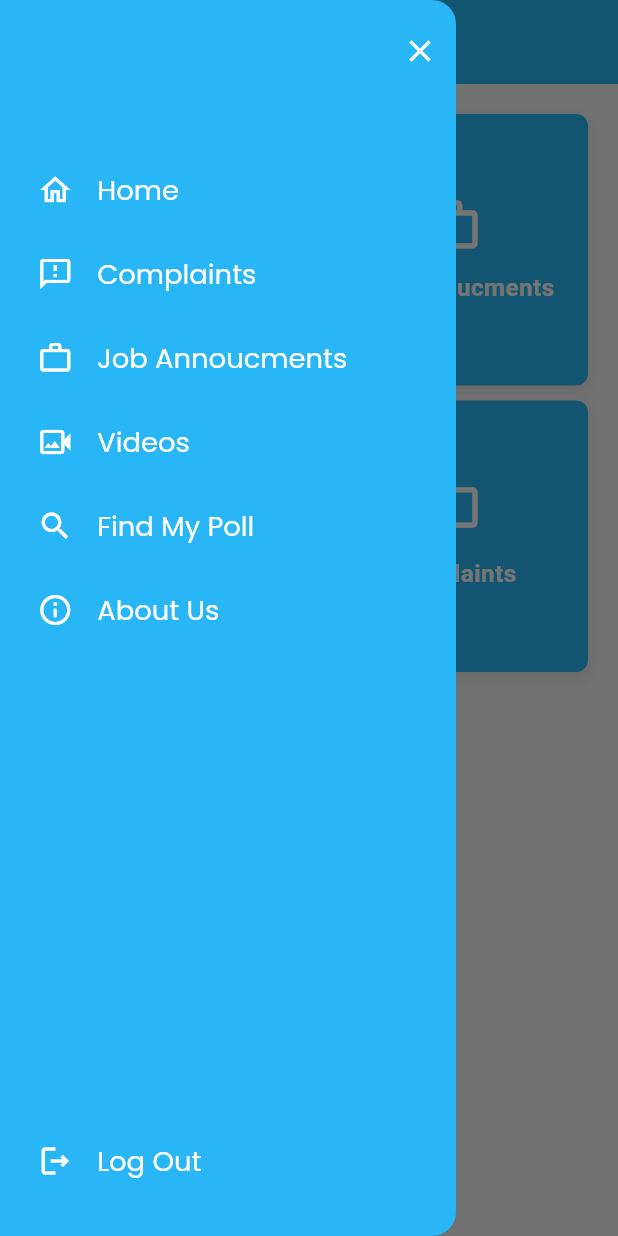
After one commit to BilalKhanzadaRajput/finance_management_app, a Flutter app: the DashBoardScreen screen opened by its route, with the side drawer open, on a phone screen of 412 x 824 dp. The commit adds this screen. Run offline on Flutter 3.47's test engine with Material 3 defaults, Android fonts, the phone set to English and light mode, and no system bars; our stand-ins replace bloc, cloud_firestore, equatable, firebase_auth, firebase_core, flutter_bloc and 5 more; accounts and stored records are empty.

Commit message:
dashborard screen added

```diff
--- a/lib/businessLogic/bloc/dashboardScreenBloc/dashboard_screen_bloc.dart
+++ b/lib/businessLogic/bloc/dashboardScreenBloc/dashboard_screen_bloc.dart
@@ -0,0 +1,67 @@
+import 'package:bloc/bloc.dart';
+import 'package:equatable/equatable.dart';
+import 'package:firebase_auth/firebase_auth.dart';
+import 'package:fm_app/helper/constants/image_resources.dart';
+import 'package:fm_app/helper/constants/string_resources.dart';
+
+
+part 'dashboard_screen_event.dart';
+part 'dashboard_screen_state.dart';
+
+class DashBoardScreenBloc extends Bloc<DashBoardScreenEvent, DashBoardScreenState> {
+  final FirebaseAuth _auth = FirebaseAuth.instance;
+
+  DashBoardScreenBloc()
+      : super(DashBoardScreenState(
+          isLoading: false,
+          images: [],
+          activeIndex: 0,
+          hasError: false,
+        )) {
+    on<FetchImagesEvent>(_onFetchImages);
+    on<UpdateActiveIndexEvent>(_onUpdateActiveIndex);
+    on<LogOutUser>(_onLogOutUser);
+  }
+
+  Future<void> _onFetchImages(
+      FetchImagesEvent event, Emitter<DashBoardScreenState> emit) async {
+    emit(state.copyWith(isLoading: true, hasError: false));
+    try {
+      List<String> texts = StringResources.BHUTTO_FAMILY_VISITS;
+      List<String> images = ImageResources.IMAGE_LIST;
+
+      if (texts.length != images.length) {
+        // Handle the case where lengths don't match
+        print('Error: Texts and images list lengths do not match');
+        emit(state.copyWith(isLoading: false, hasError: true));
+        return;
+      }
+
+      List<Map<String, String>> imageList = List.generate(
+        texts.length,
+        (index) => {
+          'image': images[index],
+          'text': texts[index],
+        },
+      );
+
+      emit(
+          state.copyWith(isLoading: false, images: imageList, hasError: false));
+    } catch (e) {
+      print('Error: $e');
+      emit(state.copyWith(isLoading: false, hasError: true));
+    }
+  }
+
+
+  Future<void> _onUpdateActiveIndex(
+      UpdateActiveIndexEvent event, Emitter<DashBoardScreenState> emit) async {
+    emit(state.copyWith(activeIndex: event.index));
+  }
+
+  Future<void> _onLogOutUser(LogOutUser event, Emitter<DashBoardScreenState> emit) async {
+    emit(state.copyWith(logOutUser: true));
+    await _auth.signOut();
+    emit(state.copyWith(logOutUser: false));
+  }
+}
--- /dev/null
+++ b/lib/businessLogic/bloc/dashboardScreenBloc/dashboard_screen_event.dart
@@ -0,0 +1,21 @@
+part of 'dashboard_screen_bloc.dart';
+
+abstract class DashBoardScreenEvent extends Equatable {
+  const DashBoardScreenEvent();
+
+  @override
+  List<Object> get props => [];
+}
+
+class FetchImagesEvent extends DashBoardScreenEvent {}
+
+class UpdateActiveIndexEvent extends DashBoardScreenEvent {
+  final int index;
+
+  const UpdateActiveIndexEvent(this.index);
+
+  @override
+  List<Object> get props => [index];
+}
+
+class LogOutUser extends DashBoardScreenEvent {}
--- /dev/null
+++ b/lib/businessLogic/bloc/dashboardScreenBloc/dashboard_screen_state.dart
@@ -0,0 +1,38 @@
+part of 'dashboard_screen_bloc.dart';
+
+class DashBoardScreenState extends Equatable {
+  final bool isLoading;
+  final List<Map<String, String>>
+      images; // List of maps to hold image and text pairs
+  final int activeIndex;
+  final bool hasError;
+  final bool logOutUser;
+
+  DashBoardScreenState({
+    required this.isLoading,
+    required this.images,
+    required this.activeIndex,
+    required this.hasError,
+    this.logOutUser = false,
+  });
+
+  DashBoardScreenState copyWith({
+    bool? isLoading,
+    List<Map<String, String>>? images,
+    int? activeIndex,
+    bool? hasError,
+    bool? logOutUser,
+  }) {
+    return DashBoardScreenState(
+      isLoading: isLoading ?? this.isLoading,
+      images: images ?? this.images,
+      activeIndex: activeIndex ?? this.activeIndex,
+      hasError: hasError ?? this.hasError,
+      logOutUser: logOutUser ?? this.logOutUser,
+    );
+  }
+
+  @override
+  List<Object?> get props =>
+      [isLoading, images, activeIndex, hasError, logOutUser];
+}
--- a/lib/main.dart
+++ b/lib/main.dart
@@ -48,7 +48,7 @@ class MyApp extends StatelessWidget {
       child: MaterialApp(
         theme: ThemeClass.appTheme,
         initialRoute:
-            isLoggedIn ? RoutesName.LOG_IN_SCREEN : RoutesName.LOG_IN_SCREEN,
+            isLoggedIn ? RoutesName.DASHBOARD_SCREEN : RoutesName.LOG_IN_SCREEN,
         onGenerateRoute: Routes.generateRoute,
         debugShowCheckedModeBanner: false,
       ),
--- a/lib/presentation/routes/routes.dart
+++ b/lib/presentation/routes/routes.dart
@@ -1,6 +1,8 @@
 import 'package:flutter/material.dart';
 import 'package:flutter_bloc/flutter_bloc.dart';
+import 'package:fm_app/businessLogic/bloc/dashboardScreenBloc/dashboard_screen_bloc.dart';
 import 'package:fm_app/presentation/routes/routes_name.dart';
+import 'package:fm_app/presentation/screens/homeScreens/dashboard_screen.dart';
 import 'package:fm_app/presentation/screens/homeScreens/home_screen.dart';
 
 import '../../businessLogic/bloc/loginScreenBloc/login_screen_bloc.dart';
@@ -30,6 +32,14 @@ class Routes {
           builder: (BuildContext context) => const HomeScreen(), // Add HomeScreen route
         );
 
+            case RoutesName.DASHBOARD_SCREEN:
+        return MaterialPageRoute(
+          builder: (BuildContext context) => BlocProvider<DashBoardScreenBloc>(
+            create: (context) => DashBoardScreenBloc(),
+            child: const DashBoardScreen(),
+          ),
+        );
+
 
     }
     return null;
--- a/lib/presentation/routes/routes_name.dart
+++ b/lib/presentation/routes/routes_name.dart
@@ -5,6 +5,8 @@ class RoutesName {
   static const String SIGN_UP_SCREEN = '/signup_screen';
   static const String UNDER_DEVELOPMENT_SCREEN = '/under_development_screen';
   static const String HOME_SCREEN = '/home_screen';
+  static const String DASHBOARD_SCREEN = '/dashboard_screen';
+
 
 
 }
--- /dev/null
+++ b/lib/presentation/screens/homeScreens/dashboard_screen.dart
@@ -0,0 +1,388 @@
+import 'package:flutter/material.dart';
+import 'package:flutter_bloc/flutter_bloc.dart';
+import 'package:flutter_screenutil/flutter_screenutil.dart';
+import 'package:flutter_svg/flutter_svg.dart';
+import 'package:fm_app/businessLogic/bloc/dashboardScreenBloc/dashboard_screen_bloc.dart';
+import 'package:fm_app/presentation/routes/routes_name.dart';
+
+import 'package:smooth_page_indicator/smooth_page_indicator.dart';
+import 'package:url_launcher/url_launcher.dart';
+
+import '../../../helper/constants/colors_resource.dart';
+import '../../../helper/constants/dimensions_resource.dart';
+import '../../../helper/constants/image_resources.dart';
+import '../../../helper/constants/string_resources.dart';
+
+class DashBoardScreen extends StatefulWidget {
+  const DashBoardScreen({super.key});
+
+  @override
+  State<DashBoardScreen> createState() => _DashBoardScreenState();
+}
+
+class _DashBoardScreenState extends State<DashBoardScreen> {
+  @override
+  void initState() {
+    super.initState();
+    context.read<DashBoardScreenBloc>().add(FetchImagesEvent());
+  }
+
+  @override
+  Widget build(BuildContext context) {
+    return Scaffold(
+      backgroundColor: ColorResources.BACKGROUND_COLOR,
+      appBar: AppBar(
+        title: Text(
+          StringResources.DASHBOARD_TITLE,
+          style: Theme.of(context).textTheme.headlineLarge?.copyWith(
+                fontSize: Dimensions.FONT_SIZE_EXTRA_LARGE.sp,
+                color: ColorResources.WHITE_COLOR,
+              ),
+        ),
+        backgroundColor: ColorResources.PRIMARY_COLOR,
+        centerTitle: true,
+        leading: Builder(
+          builder: (BuildContext context) {
+            return IconButton(
+              icon: SvgPicture.asset(
+                ImageResources.MENU_ICON,
+                width: Dimensions.D_24.w,
+              ),
+              onPressed: () {
+                Scaffold.of(context).openDrawer();
+              },
+            );
+          },
+        ),
+      ),
+      drawer: customDrawer(context: context),
+      body: BlocListener<DashBoardScreenBloc, DashBoardScreenState>(
+        listener: (context, state) {
+          if (state.hasError) {
+            ScaffoldMessenger.of(context).showSnackBar(
+              const SnackBar(
+                content: Text(StringResources.ERROR_FETCHING_DATA_ERROR),
+                backgroundColor: ColorResources.ERROR_RED_COLOR,
+              ),
+            );
+          }
+          if (state.logOutUser) {
+            Navigator.pushNamedAndRemoveUntil(
+                context, RoutesName.LOG_IN_SCREEN, (route) => false);
+          }
+        },
+        child: Padding(
+          padding: const EdgeInsets.all(Dimensions.PADDING_SIZE_LARGE),
+          child: BlocBuilder<DashBoardScreenBloc, DashBoardScreenState>(
+            builder: (context, state) {
+              if (state.isLoading) {
+                return const Center(
+                  child: CircularProgressIndicator(),
+                );
+              } else if (state.images.isNotEmpty) {
+                return SingleChildScrollView(
+                  child: Column(
+                    children: [
+
+                      // Add GridView here
+                      GridView.builder(
+                        shrinkWrap: true,
+                        physics: const NeverScrollableScrollPhysics(),
+                        gridDelegate:
+                            const SliverGridDelegateWithFixedCrossAxisCount(
+                          crossAxisCount: 2,
+                          crossAxisSpacing: Dimensions.PADDING_SIZE_SMALL,
+                          mainAxisSpacing: Dimensions.PADDING_SIZE_SMALL,
+                        ),
+                        itemCount: 4,
+                        // Number of items in GridView
+                        itemBuilder: (context, index) {
+                          return GestureDetector(
+                            onTap: () {
+                              switch (index) {
+                                case 0:
+
+                                  break;
+                                case 1:
+
+                                  break;
+                                case 2:
+
+                              }
+                            },
+                            child: Container(
+                              decoration: BoxDecoration(
+                                color: ColorResources.PRIMARY_COLOR,
+                                // Change color as needed
+                                borderRadius: BorderRadius.circular(8.0),
+                                boxShadow: [
+                                  BoxShadow(
+                                    color: Colors.grey.withOpacity(0.2),
+                                    spreadRadius: 2,
+                                    blurRadius: 5,
+                                    offset: const Offset(
+                                        0, 3), // changes position of shadow
+                                  ),
+                                ],
+                              ),
+                              alignment: Alignment.center,
+                              child: Column(
+                                mainAxisAlignment: MainAxisAlignment.center,
+                                children: [
+                                  Icon(
+                                    _getIconForIndex(index),
+                                    color: Colors.white,
+                                    size: 40.sp,
+                                  ),
+                                  const SizedBox(
+                                      height: Dimensions.PADDING_SIZE_SMALL),
+                                  Text(
+                                    _getTextForIndex(index),
+                                    style: TextStyle(
+                                      color: Colors.white,
+                                      fontSize: 16.sp,
+                                      fontWeight: FontWeight.bold,
+                                    ),
+                                    textAlign: TextAlign.center,
+                                  ),
+                                ],
+                              ),
+                            ),
+                          );
+                        },
+                      )
+                    ],
+                  ),
+                );
+              }
+              return const SizedBox();
+            },
+          ),
+        ),
+      ),
+    );
+  }
+
+  Widget customDrawer({required BuildContext context}) {
+    return Drawer(
+      backgroundColor: ColorResources.PRIMARY_COLOR,
+      child: Column(
+        children: [
+          Padding(
+            padding: EdgeInsets.only(top: Dimensions.PADDING_SIZE_SMALL.h),
+            child: Row(
+              mainAxisAlignment: MainAxisAlignment.end,
+              children: [
+                IconButton(
+                  icon: Icon(Icons.close, color: ColorResources.WHITE_COLOR),
+                  onPressed: () {
+                    Navigator.pop(context);
+                  },
+                ),
+              ],
+            ),
+          ),
+          Expanded(
+            child: ListView(
+              padding: EdgeInsets.only(
+                top: Dimensions.PADDING_SIZE_EXTRA_OVER_LARGE.h,
+              ),
+              children: [
+
+                buildDrawerItem(
+                  context,
+                  icon: Icons.home_outlined,
+                  text: StringResources.HOME_ICON_TEXT,
+                  onTap: () => Navigator.pop(context),
+                ),
+                buildDrawerItem(
+                  context,
+                  icon: Icons.feedback_outlined,
+                  text: StringResources.COMPLAINTS,
+                  onTap: () =>
+                      {},
+                ),
+                buildDrawerItem(
+                  context,
+                  icon: Icons.work_outline_outlined,
+                  text: StringResources.JOB_ANNOUCMENTS,
+                  onTap: () => {},
+                ),
+                buildDrawerItem(
+                  context,
+                  icon: Icons.video_camera_back_outlined,
+                  text: StringResources.VIDEOS_TITLE,
+                  onTap: () async {
+                    const url =
+                        'https://www.youtube.com/@SarwariJamaatPakistan';
+                    if (await canLaunch(url)) {
+                      await launch(url);
+                    } else {
+                      // Handle error
+                      ScaffoldMessenger.of(context).showSnackBar(
+                        const SnackBar(
+                          content: Text('Launch failed due to an unknown error $url'),
+                          backgroundColor: ColorResources.ERROR_RED_COLOR,
+                        ),
+                      );
+                    }
+                  },
+                ),
+                buildDrawerItem(
+                  context,
+                  icon: Icons.search_outlined,
+                  text: StringResources.SEARCH_TITLE,
+                  onTap: () =>
+                  {}
+                ),
+                buildDrawerItem(
+                  context,
+                  icon: Icons.info_outline_rounded,
+                  text: StringResources.ABOUT_US,
+                  onTap: () async {
+                    const url = 'https://www.sarwarijamaat.pk/';
+                    if (await canLaunch(url)) {
+                      await launch(url);
+                    } else {
+                      // Handle error
+                      ScaffoldMessenger.of(context).showSnackBar(
+                        const SnackBar(
+                          content: Text('Could not launch $url'),
+                          backgroundColor: ColorResources.ERROR_RED_COLOR,
+                        ),
+                      );
+                    }
+                  },
+                ),
+              ],
+            ),
+          ),
+          Padding(
+            padding: EdgeInsets.only(
+                left: Dimensions.PADDING_8.w,
+                bottom: Dimensions.PADDING_SIZE_EXTRA_LARGE.w),
+            child: GestureDetector(
+              onTap: () {
+                Navigator.pop(context);
+                showLogOutDialog(context, () {
+                  context.read<DashBoardScreenBloc>().add(LogOutUser());
+                });
+              },
+              child: ListTile(
+                leading: Icon(Icons.logout_outlined,
+                    color: ColorResources.WHITE_COLOR),
+                title: Text(
+                  StringResources.LOG_OUT_TEXT,
+                  style: Theme.of(context).textTheme.headlineLarge?.copyWith(
+                        fontSize: Dimensions.FONT_SIZE_LARGE.sp,
+                        color: ColorResources.WHITE_COLOR,
+                      ),
+                ),
+              ),
+            ),
+          ),
+        ],
+      ),
+    );
+  }
+
+  Widget buildDrawerItem(BuildContext context,
+      {required IconData icon,
+      required String text,
+      required VoidCallback onTap}) {
+    return Padding(
+      padding: EdgeInsets.only(left: Dimensions.PADDING_8.w),
+      child: ListTile(
+        leading: Icon(icon, color: ColorResources.WHITE_COLOR),
+        title: Text(
+          text,
+          style: Theme.of(context).textTheme.headlineLarge?.copyWith(
+                fontSize: Dimensions.FONT_SIZE_LARGE.sp,
+                color: ColorResources.WHITE_COLOR,
+              ),
+        ),
+        onTap: onTap,
+      ),
+    );
+  }
+
+  Widget buildImage(String urlImage, int index) {
+    return Container(
+      margin: const EdgeInsets.symmetric(horizontal: 12),
+      color: Colors.grey,
+      child: Image.network(
+        urlImage,
+        fit: BoxFit.cover,
+      ),
+    );
+  }
+
+  Widget buildIndicator(int activeIndex, int itemCount) {
+    return AnimatedSmoothIndicator(
+      activeIndex: activeIndex,
+      count: itemCount,
+      effect: const ScrollingDotsEffect(
+        dotWidth: 10,
+        dotHeight: 10,
+        activeDotColor: ColorResources.PRIMARY_COLOR,
+        dotColor: Colors.grey,
+      ),
+    );
+  }
+
+  void showLogOutDialog(BuildContext context, VoidCallback onPressed) {
+    showDialog(
+      context: context,
+      builder: (context) => AlertDialog(
+        title: const Text(StringResources.LOGOUT,
+            style: TextStyle(color: ColorResources.PRIMARY_COLOR)),
+        content: Text(
+          StringResources.LOG_OUT_BOX_SUBTITLE,
+          style: TextStyle(color: ColorResources.BLACK_COLOR),
+        ),
+        actions: [
+          TextButton(
+            onPressed: () => Navigator.pop(context),
+            child: Text(StringResources.CANCEL,
+                style: TextStyle(color: ColorResources.BLACK_COLOR)),
+          ),
+          TextButton(
+            onPressed: onPressed,
+            child: Text(StringResources.LOGOUT,
+                style: TextStyle(color: ColorResources.BLACK_COLOR)),
+          ),
+        ],
+      ),
+    );
+  }
+
+  IconData _getIconForIndex(int index) {
+    switch (index) {
+      case 0:
+        return Icons.photo_camera_back_outlined; // Icon for Videos
+      case 1:
+        return Icons.work_outline_outlined; // Icon for Job Announcements
+      case 2:
+        return Icons.search_outlined; // Icon for Search
+      case 3:
+        return Icons.feedback_outlined; // Icon for Complaints
+      default:
+        return Icons.help_outline; // Default icon if index is not matched
+    }
+  }
+
+  String _getTextForIndex(int index) {
+    switch (index) {
+      case 0:
+        return StringResources.GALLERY_TITLE; // Text for Videos
+      case 1:
+        return StringResources.JOB_ANNOUCMENTS; // Text for Job Announcements
+      case 2:
+        return StringResources.SEARCH_TITLE; // Text for Search
+      case 3:
+        return StringResources.COMPLAINTS; // Text for Complaints
+      default:
+        return 'Unknown'; // Default text if index is not matched
+    }
+  }
+}
```
